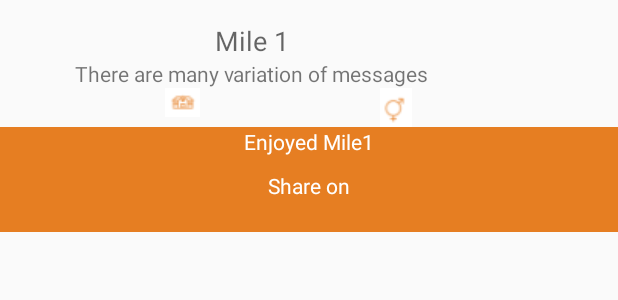
After one commit to sarojini2010/B2C, an Android app: the layout mile1customdialog.xml on its own in the app's theme, with its tools: preview values and no code run, on a phone screen of 412 x 824 dp. The commit adds this screen. Shown: the top 300 px of the screen. Run offline under Robolectric (Android 15) with nearby library versions, the phone set to English and light mode, and no system bars; network calls fail.

Commit message:
8August16.51

```diff
--- a/app/src/main/java/com/example/thoughtchimp/dummyapplication/SessionDetails.java
+++ b/app/src/main/java/com/example/thoughtchimp/dummyapplication/SessionDetails.java
@@ -257,7 +257,7 @@ public class Sessiondetail extends AsyncTask<String,Void,String> implements Cons
         pd.setMessage("Please wait.");
         pd.show();
         super.onPreExecute();
-        super.onPreExecute();
+
     }
 
     @Override
--- /dev/null
+++ b/app/src/main/res/layout/mile1customdialog.xml
@@ -0,0 +1,70 @@
+<?xml version="1.0" encoding="utf-8"?>
+<RelativeLayout xmlns:android="http://schemas.android.com/apk/res/android"
+    android:layout_width="match_parent"
+    android:layout_height="170dp"
+    android:gravity="center">
+    <LinearLayout
+        android:layout_width="wrap_content"
+        android:layout_height="wrap_content"
+        android:orientation="vertical"
+        android:id="@+id/mile1"
+        android:layout_marginLeft="50dp"
+        android:gravity="center">
+    <TextView
+        android:layout_width="wrap_content"
+        android:layout_height="wrap_content"
+        android:textAppearance="?android:attr/textAppearanceMedium"
+        android:text="Mile 1"
+        android:id="@+id/textView8"
+        android:gravity="center"
+        android:layout_alignParentTop="true"
+        android:layout_centerHorizontal="true" />
+    <TextView
+        android:layout_width="wrap_content"
+        android:layout_height="wrap_content"
+        android:text="There are many variation of messages"/>
+    </LinearLayout>
+<LinearLayout
+    android:layout_width="wrap_content"
+    android:layout_height="wrap_content"
+    android:orientation="horizontal"
+    android:id="@+id/mile2"
+    android:layout_marginLeft="60dp"
+    android:layout_below="@+id/mile1">
+    <ImageView
+        android:layout_width="wrap_content"
+        android:layout_height="wrap_content"
+        android:layout_marginLeft="50dp"
+        android:background="@drawable/academy"/>
+    <ImageView
+        android:layout_width="wrap_content"
+        android:layout_height="wrap_content"
+        android:layout_marginLeft="120dp"
+        android:background="@drawable/male"/>
+
+</LinearLayout>
+    <LinearLayout
+        android:layout_width="match_parent"
+        android:layout_height="70dp"
+        android:layout_below="@+id/mile2"
+        android:background="@color/orange"
+        android:orientation="vertical">
+        <TextView
+            android:layout_width="wrap_content"
+            android:layout_height="wrap_content"
+            android:text="Enjoyed Mile1"
+            android:layout_gravity="center"
+            android:textColor="@color/list_item_title"
+            />
+        <TextView
+            android:layout_width="wrap_content"
+            android:layout_height="wrap_content"
+            android:text="Share on"
+            android:layout_marginTop="10dp"
+            android:layout_gravity="center"
+            android:textColor="@color/list_item_title"
+            />
+
+    </LinearLayout>
+
+</RelativeLayout>
--- /dev/null
+++ b/app/src/main/res/layout/sessionundotoolbar.xml
@@ -0,0 +1,19 @@
+<?xml version="1.0" encoding="utf-8"?>
+<android.support.v7.widget.Toolbar xmlns:android="http://schemas.android.com/apk/res/android"
+    xmlns:local="http://schemas.android.com/apk/res-auto"
+    android:id="@+id/sessionundotoolbar"
+    android:layout_width="match_parent"
+    android:layout_height="wrap_content"
+    android:minHeight="?attr/actionBarSize"
+    android:background="?attr/colorPrimary"
+    local:theme="@style/ThemeOverlay.AppCompat.Dark.ActionBar"
+    local:popupTheme="@style/ThemeOverlay.AppCompat.Light" >
+
+    <ImageView
+        android:layout_width="wrap_content"
+        android:layout_height="wrap_content"
+        android:id="@+id/sessionundoback"
+        android:layout_gravity="start"
+        android:background="@mipmap/back"/>
+
+</android.support.v7.widget.Toolbar>
--- a/app/src/main/res/menu/manu.xml
+++ b/app/src/main/res/menu/manu.xml
@@ -1,18 +1,18 @@
 <menu xmlns:android="http://schemas.android.com/apk/res/android" >
 
+    <!--<item-->
+        <!--android:id="@+id/action_settings"-->
+        <!--android:orderInCategory="100"-->
+        <!--android:showAsAction="always"-->
+        <!--android:icon="@android:drawable/btn_plus"-->
+        <!--android:title="adddetails"-->
+        <!--/>-->
     <item
-        android:id="@+id/action_settings"
+        android:id="@+id/fredo"
         android:orderInCategory="100"
         android:showAsAction="always"
         android:icon="@android:drawable/btn_plus"
-        android:title="adddetails"
+        android:title="fredo"
         />
-    <!--<item-->
-        <!--android:id="@+id/fredo"-->
-        <!--android:orderInCategory="100"-->
-        <!--android:showAsAction="always"-->
-        <!--android:icon="@android:drawable/btn_plus"-->
-        <!--android:title="fredo"-->
-        <!--/>-->
 
 </menu>
```
Also changed, not shown: app/src/main/res/mipmap-hdpi/back.png (added).
